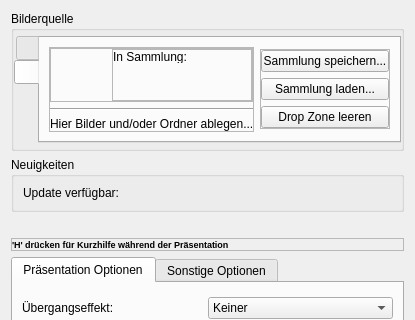
Old version of the form settingsdialog.ui in the repository hel800/picture-show2; both pictures show x 0 to 415 and y 0 to 320 of the 415 by 511 pixel window.
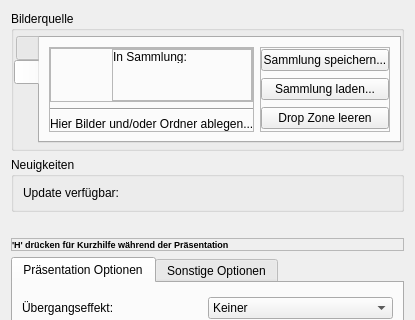
New version of the form. The open tabs and pages were chosen to show the change. Icons and pictures are not drawn.

Diff of the .ui file:
```diff
--- a/settingsdialog.ui
+++ b/settingsdialog.ui
@@ -7,7 +7,7 @@
     <x>0</x>
     <y>0</y>
     <width>415</width>
-    <height>487</height>
+    <height>497</height>
    </rect>
   </property>
   <property name="sizePolicy">
@@ -324,7 +324,7 @@
             <property name="maximumSize">
              <size>
               <width>130</width>
-              <height>80</height>
+              <height>120</height>
              </size>
             </property>
             <property name="frameShape">
```
Left out of the diff: 2 changed lines with no effect on the pictures.
